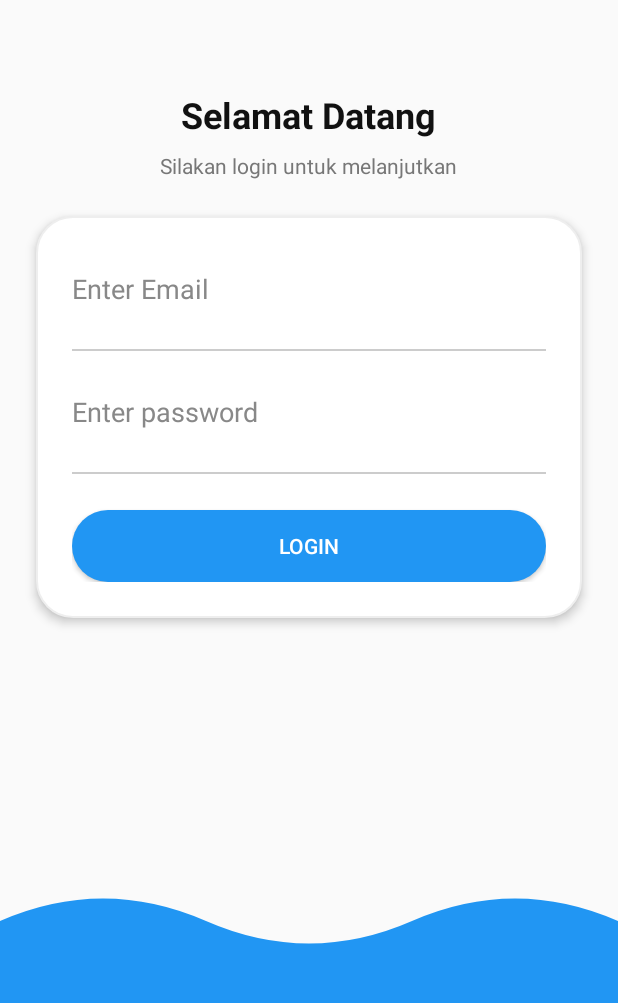
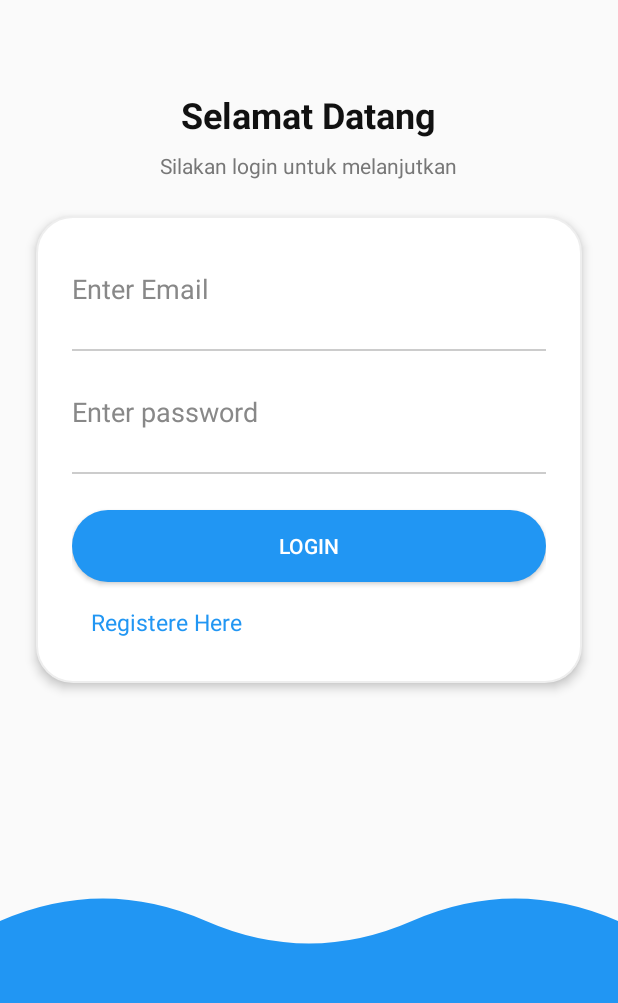
Before and after one commit to NabilZulfalah/ASPAJ, an Android app built with Jetpack Compose: the LoginActivity screen opened directly, with no data from a screen before it, on a phone screen of 412 x 824 dp, the part 150-1153 px from its top. Run offline under Robolectric (Android 15) with nearby library versions, the phone set to English and light mode, and no system bars; our stand-ins replace Volley.

Commit message:
UI Register + Login PAGE

```diff
--- a/app/src/main/java/com/example/androidphpmysql/LoginActivity.java
+++ b/app/src/main/java/com/example/androidphpmysql/LoginActivity.java
@@ -6,10 +6,10 @@
 import android.view.View;
 import android.widget.Button;
 import android.widget.EditText;
+import android.widget.TextView;
 import android.widget.Toast;
 
 import androidx.activity.EdgeToEdge;
-import androidx.annotation.Nullable;
 import androidx.appcompat.app.AppCompatActivity;
 import androidx.core.graphics.Insets;
 import androidx.core.view.ViewCompat;
@@ -30,7 +30,8 @@
 public class LoginActivity extends AppCompatActivity implements View.OnClickListener {
 
     private EditText editTextIdentifier, editTextPassword;
-    private Button buttonLogin;
+    private Button btnLogin;
+    private TextView textViewRegister; // Tambahkan TextView untuk register
     private ProgressDialog progressDialog;
 
     @Override
@@ -45,14 +46,17 @@
             return;
         }
 
-        editTextIdentifier = (EditText) findViewById(R.id.editTextIdentifier);
-        editTextPassword = (EditText) findViewById(R.id.editTextPassword);
-        buttonLogin = (Button) findViewById(R.id.buttonLogin);
+        editTextIdentifier = findViewById(R.id.editTextIdentifier);
+        editTextPassword = findViewById(R.id.editTextPassword);
+        btnLogin = findViewById(R.id.buttonLogin);
+        textViewRegister = findViewById(R.id.textViewLogin);
 
         progressDialog = new ProgressDialog(this);
         progressDialog.setMessage("Please wait...");
 
-        buttonLogin.setOnClickListener(this);
+        // Set click listeners
+        btnLogin.setOnClickListener(this);
+        textViewRegister.setOnClickListener(this);
 
         ViewCompat.setOnApplyWindowInsetsListener(findViewById(R.id.main), (v, insets) -> {
             Insets systemBars = insets.getInsets(WindowInsetsCompat.Type.systemBars());
@@ -62,8 +66,21 @@
     }
 
     private void loginUser() {
-        final String email = editTextIdentifier.getText().toString().trim();
+        final String identifier = editTextIdentifier.getText().toString().trim();
         final String password = editTextPassword.getText().toString().trim();
+
+        // Validasi input
+        if (identifier.isEmpty()) {
+            editTextIdentifier.setError("Please enter email or username");
+            editTextIdentifier.requestFocus();
+            return;
+        }
+
+        if (password.isEmpty()) {
+            editTextPassword.setError("Please enter password");
+            editTextPassword.requestFocus();
+            return;
+        }
 
         progressDialog.show();
 
@@ -101,7 +118,6 @@
                             Toast.makeText(getApplicationContext(), "Parsing error: " + e.getMessage(), Toast.LENGTH_SHORT).show();
                         }
                     }
-
                 },
                 new Response.ErrorListener() {
                     @Override
@@ -121,10 +137,8 @@
 
                         Toast.makeText(getApplicationContext(), message, Toast.LENGTH_SHORT).show();
                     }
-
                 }
         ) {
-            @Nullable
             @Override
             protected Map<String, String> getParams() throws AuthFailureError {
                 Map<String, String> params = new HashMap<>();
@@ -139,8 +153,14 @@
 
     @Override
     public void onClick(View view) {
-        if (view == buttonLogin) {
+        int viewId = view.getId();
+
+        if (viewId == R.id.buttonLogin) {
             loginUser();
+        } else if (viewId == R.id.textViewLogin) {
+            // Pindah ke MainActivity2 (Register)
+            startActivity(new Intent(LoginActivity.this, MainActivity2.class));
+            finish();
         }
     }
 }
--- a/app/src/main/java/com/example/androidphpmysql/MainActivity2.java
+++ b/app/src/main/java/com/example/androidphpmysql/MainActivity2.java
@@ -137,6 +137,7 @@ public class MainActivity2 extends AppCompatActivity implements View.OnClickList
         RequestHandler.getInstance(this).addToRequestQueue(stringRequest);
     }
 
+
     @Override
     public void onClick(View view) {
         Log.d(TAG, "onClick: viewId=" + view.getId());
--- a/app/src/main/res/layout/activity_login.xml
+++ b/app/src/main/res/layout/activity_login.xml
@@ -13,6 +13,7 @@
         android:layout_height="150dp"
         android:scaleType="fitXY"
         android:src="@drawable/top_wave" />
+
 
     <!-- Logo Sekolah -->
     <ImageView
@@ -111,12 +112,28 @@
 
         <Button
             android:text="Login"
+            android:id="@+id/buttonLogin"
             android:layout_width="match_parent"
             android:layout_height="wrap_content"
             android:layout_marginTop="24dp"
             android:backgroundTint="#2196F3"
             android:textColor="#FFFFFF"
             android:background="@drawable/rounded_button"/>
+
+        <TextView
+            android:id="@+id/textViewLogin"
+            android:layout_width="126dp"
+            android:layout_height="43dp"
+            android:layout_below="@id/buttonLogin"
+            android:layout_centerHorizontal="true"
+            android:clickable="true"
+            android:focusable="true"
+            android:paddingTop="16dp"
+            android:text="Registere Here"
+            android:textAlignment="center"
+            android:textAppearance="@android:style/TextAppearance.Large"
+            android:textColor="#2196F3"
+            android:textSize="15dp" />
     </LinearLayout>
 
 </RelativeLayout>
--- a/app/src/main/res/values/strings.xml
+++ b/app/src/main/res/values/strings.xml
@@ -1,3 +1,3 @@
 <resources>
-    <string name="app_name">AndroidPHPMySQL</string>
+    <string name="app_name">4LLASSET</string>
 </resources>
```
Also changed, not shown: app/src/main/res/layout/activity_main2.xml (+95 -29 lines).
